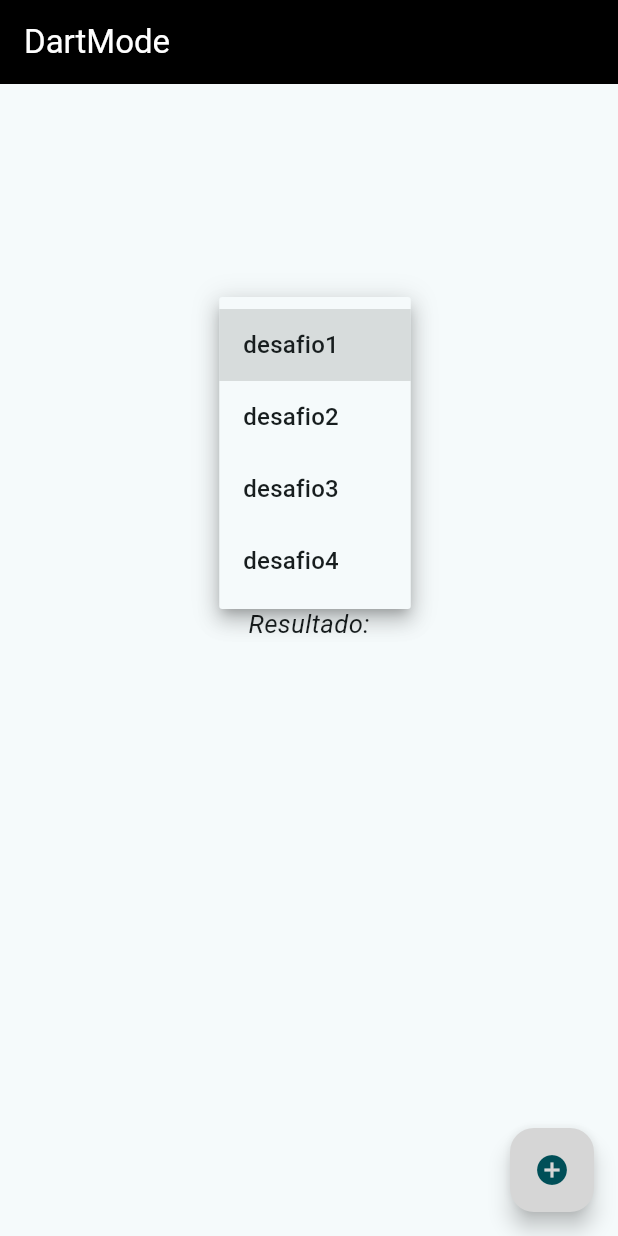
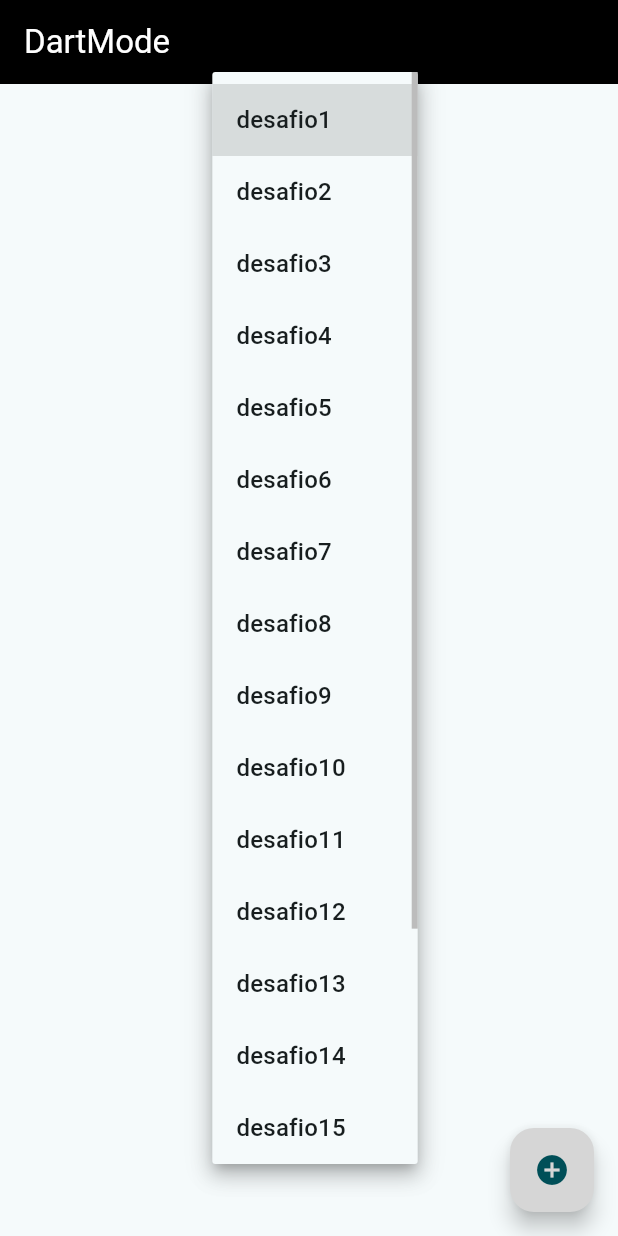
Before and after one commit to queirozmat/contador_dartmode, a Flutter app: the screen it shows after launch, after a tap on the "arrow drop down" icon, on a phone screen of 412 x 824 dp. Run offline on Flutter 3.47's test engine with Material 3 defaults, Android fonts, the phone set to English and light mode, and no system bars; missing offline and left inert: remove_diacritic.

Commit message:
feat: :sparkles: Foi finalizado o DropDownButton.
Foi finalizado o "DropDownButton" com uma lista que contem todos os desafios. Ao selecionar os desafios, é exibido em tela o resultado daquela função. Também foi incrementado o "setState" para atualizar a tela ao clicar no botão.

```diff
--- a/lib/main.dart
+++ b/lib/main.dart
@@ -497,6 +497,21 @@ class _MyHomePageState extends State<MyHomePage> {
     'desafio2',
     'desafio3',
     'desafio4',
+    'desafio5',
+    'desafio6',
+    'desafio7',
+    'desafio8',
+    'desafio9',
+    'desafio10',
+    'desafio11',
+    'desafio12',
+    'desafio13',
+    'desafio14',
+    'desafio15',
+    'desafio16',
+    'desafio17',
+    'desafio18',
+    'desafio19',
   ];
   String selectedFunction = '';
 
@@ -568,12 +583,51 @@ class _MyHomePageState extends State<MyHomePage> {
               resultado = desafio4();
               break;
 
+            case 'desafio5':
+              resultado = desafio5();
+              break;
+
+            case 'desafio6':
+              resultado = desafio6();
+              break;
+            case 'desafio7':
+              resultado = desafio7();
+              break;
+            case 'desafio8':
+              resultado = desafio8();
+              break;
+            case 'desafio9':
+              resultado = desafio9();
+              break;
+            case 'desafio10':
+              resultado = desafio10();
+              break;
+            case 'desafio11':
+              resultado = desafio11();
+              break;
+            case 'desafio12':
+              resultado = desafio12();
+              break;
+            case 'desafio13':
+              resultado = desafio13();
+              break;
+            case 'desafio14':
+              resultado = desafio14();
+              break;
+            case 'desafio15':
+              resultado = desafio15();
+              break;
             case 'desafio16':
               resultado = desafio16();
               break;
-
-            case 'desafio7':
-              resultado = desafio7();
+            case 'desafio17':
+              resultado = desafio17();
+              break;
+            case 'desafio18':
+              resultado = desafio18();
+              break;
+            case 'desafio19':
+              resultado = desafio19();
               break;
           }
 
```
